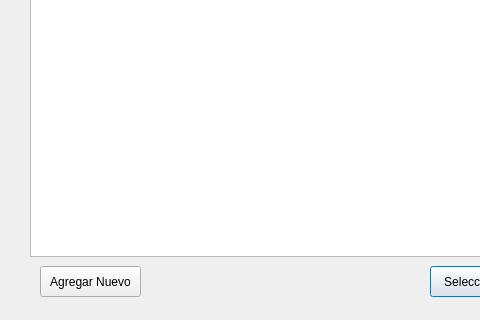
The window that seleccionar_stock.ui (AyeQuinteros15/DemoPracticas) describes before a commit, drawn with Qt 5; both pictures show x 0 to 480 and y 174 to 494 of the 563 by 494 pixel window.
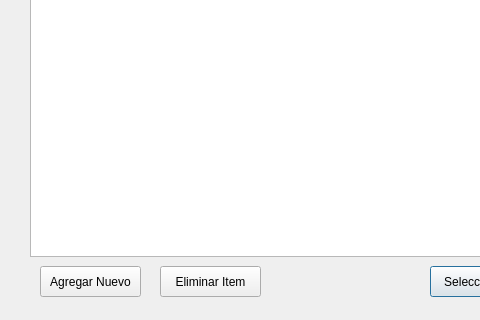
The same window after the commit.

What changed in the file:
```diff
--- a/seleccionar_stock.ui
+++ b/seleccionar_stock.ui
@@ -111,6 +111,19 @@
     <string>Agregar Nuevo</string>
    </property>
   </widget>
+  <widget class="QPushButton" name="btnEliminarStock">
+   <property name="geometry">
+    <rect>
+     <x>160</x>
+     <y>440</y>
+     <width>101</width>
+     <height>31</height>
+    </rect>
+   </property>
+   <property name="text">
+    <string>Eliminar Item</string>
+   </property>
+  </widget>
  </widget>
  <resources/>
  <connections/>
```
